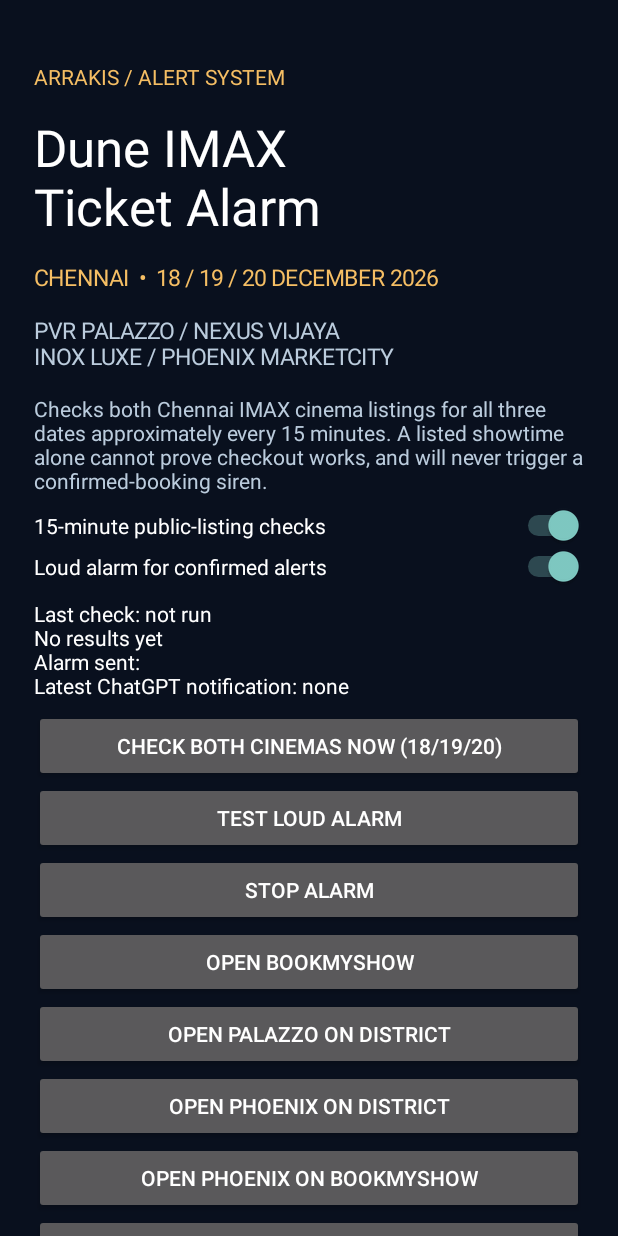
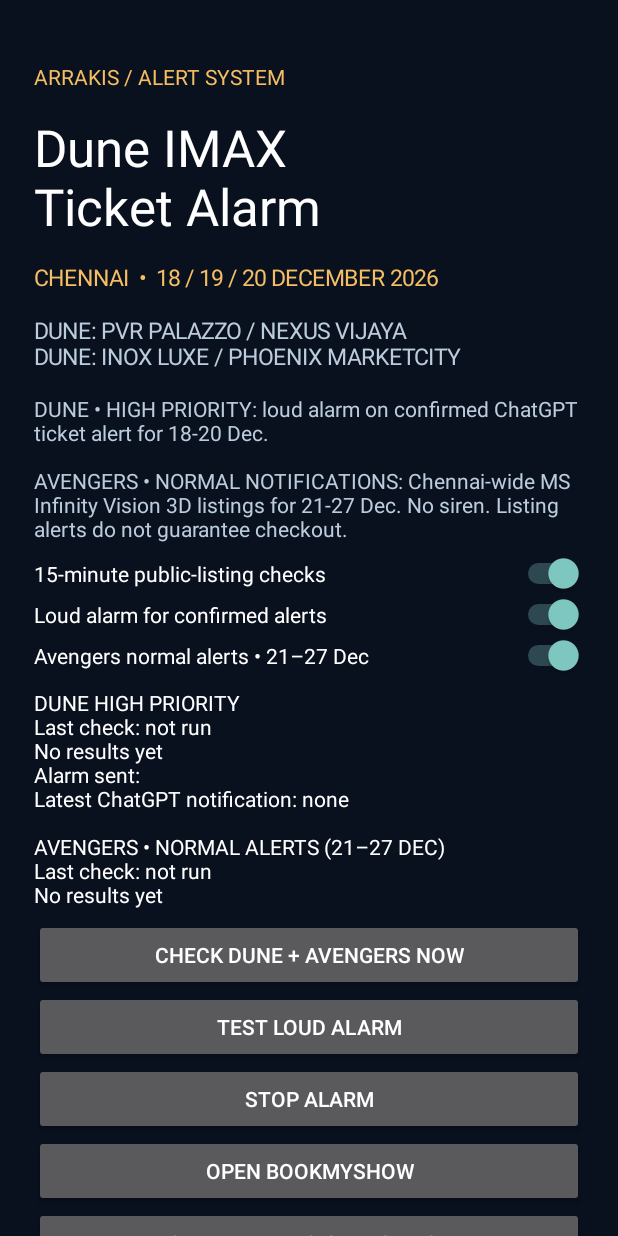
Before and after one commit to monisharvindr459-gif/ACM-Trailcam-2026AAPS0280H, an Android app: the screen it shows after launch (MainActivity), on a phone screen of 412 x 824 dp. Run offline under Robolectric (Android 15) with nearby library versions, the phone set to English and light mode, and no system bars.

Commit message:
Add lower-priority Avengers Infinity Vision 3D Chennai 21–27 alerts

```diff
--- a/app/build.gradle
+++ b/app/build.gradle
@@ -6,8 +6,8 @@ android {
   applicationId 'com.arrakis.ticketalarm'
   minSdk 26
   targetSdk 35
-  versionCode 3
-  versionName '2.1'
+  versionCode 4
+  versionName '2.2'
  }
  compileOptions { sourceCompatibility JavaVersion.VERSION_17; targetCompatibility JavaVersion.VERSION_17 }
 }
--- a/app/src/main/java/com/arrakis/ticketalarm/MainActivity.java
+++ b/app/src/main/java/com/arrakis/ticketalarm/MainActivity.java
@@ -64,8 +64,8 @@ public class MainActivity extends Activity {
   root.addView(label("ARRAKIS / ALERT SYSTEM",14,0xfff5be64));
   root.addView(label("Dune IMAX\nTicket Alarm",34,Color.WHITE));
   root.addView(label("CHENNAI  •  18 / 19 / 20 DECEMBER 2026",15,0xfff5be64));
-  root.addView(label("PVR PALAZZO / NEXUS VIJAYA\nINOX LUXE / PHOENIX MARKETCITY",15,0xffbbccdd));
-  root.addView(label("Checks both Chennai IMAX cinema listings for all three dates approximately every 15 minutes. A listed showtime alone cannot prove checkout works, and will never trigger a confirmed-booking siren.",14,0xffbbccdd));
+  root.addView(label("DUNE: PVR PALAZZO / NEXUS VIJAYA\nDUNE: INOX LUXE / PHOENIX MARKETCITY",15,0xffbbccdd));
+  root.addView(label("DUNE • HIGH PRIORITY: loud alarm on confirmed ChatGPT ticket alert for 18-20 Dec.\n\nAVENGERS • NORMAL NOTIFICATIONS: Chennai-wide MS Infinity Vision 3D listings for 21-27 Dec. No siren. Listing alerts do not guarantee checkout.",14,0xffbbccdd));
   Switch monitoring=new Switch(this);monitoring.setText("15-minute public-listing checks");monitoring.setTextColor(-1);
   monitoring.setChecked(prefs(this).getBoolean("polling",true));
   monitoring.setOnCheckedChangeListener((b,on)->{prefs(this).edit().putBoolean("polling",on).apply();TicketJob.schedule(this);});
@@ -74,8 +74,12 @@ public class MainActivity extends Activity {
   armed.setChecked(prefs(this).getBoolean("armed",true));
   armed.setOnCheckedChangeListener((b,on)->prefs(this).edit().putBoolean("armed",on).apply());
   root.addView(armed);
+  Switch avengersWatch=new Switch(this);avengersWatch.setText("Avengers normal alerts • 21–27 Dec");avengersWatch.setTextColor(-1);
+  avengersWatch.setChecked(prefs(this).getBoolean("avengers_enabled",true));
+  avengersWatch.setOnCheckedChangeListener((b,on)->prefs(this).edit().putBoolean("avengers_enabled",on).apply());
+  root.addView(avengersWatch);
   results=label("",14,Color.WHITE);root.addView(results);
-  button("CHECK BOTH CINEMAS NOW (18/19/20)",root,()->{
+  button("CHECK DUNE + AVENGERS NOW",root,()->{
    results.setText("Checking cinema pages...");
    new Thread(()->{TicketJob.check(this);runOnUiThread(this::showResults);},"manual-check").start();
   });
@@ -88,6 +92,10 @@ public class MainActivity extends Activity {
    Uri.parse(TicketJob.PHOENIX+"18"))));
   button("OPEN PHOENIX ON BOOKMYSHOW",root,()->startActivity(new Intent(Intent.ACTION_VIEW,
    Uri.parse("https://in.bookmyshow.com/cinemas/chennai/inox-luxe-phoenix-market-city-velachery/buytickets/INPR/20261218"))));
+  button("OPEN AVENGERS • INFINITY VISION 3D",root,()->startActivity(new Intent(Intent.ACTION_VIEW,
+   Uri.parse(AvengersWatch.bookingUrl(21)))));
+  button("OPEN AVENGERS ON DISTRICT",root,()->startActivity(new Intent(Intent.ACTION_VIEW,
+   Uri.parse(AvengersWatch.districtUrl(21)))));
   button("ALLOW CHATGPT NOTIFICATION ACCESS",root,()->startActivity(new Intent(Settings.ACTION_NOTIFICATION_LISTENER_SETTINGS)));
   button("ALLOW FULL-SCREEN ALERTS",root,()->{
    if(Build.VERSION.SDK_INT>=34)startActivity(new Intent(Settings.ACTION_MANAGE_APP_USE_FULL_SCREEN_INTENT,
@@ -100,12 +108,15 @@ public class MainActivity extends Activity {
  }
  private void showResults(){
   SharedPreferences p=prefs(this);
-  results.setText("Last check: "+p.getString("last_check","not run")+"\n"+
+  results.setText("DUNE HIGH PRIORITY\nLast check: "+p.getString("last_check","not run")+"\n"+
    p.getString("check_result","No results yet")+
    "\nAlarm sent: "+(p.getBoolean("fired_18",false)?"18 ":"")+
    (p.getBoolean("fired_19",false)?"19 ":"")+
    (p.getBoolean("fired_20",false)?"20":"")+
-   "\nLatest ChatGPT notification: "+p.getString("last_chatgpt","none"));
+   "\nLatest ChatGPT notification: "+p.getString("last_chatgpt","none")+
+   "\n\nAVENGERS • NORMAL ALERTS (21–27 DEC)\nLast check: "+
+   p.getString("avengers_last_check","not run")+"\n"+
+   p.getString("avengers_result","No results yet"));
  }
  public static synchronized void ring(Context c,String details,int day){
   SharedPreferences p=prefs(c);
--- a/app/src/main/java/com/arrakis/ticketalarm/TicketJob.java
+++ b/app/src/main/java/com/arrakis/ticketalarm/TicketJob.java
@@ -69,8 +69,12 @@ public class TicketJob extends JobService {
   fmt.setTimeZone(TimeZone.getTimeZone("Asia/Kolkata"));
   p.edit().putString("last_check",fmt.format(new Date())+" IST")
    .putString("check_result",result.toString()).apply();
+  // Keep Dune (high priority) completely separate from Avengers (normal notification).
+  try { AvengersWatch.check(context); } catch(Exception ignored) {
+   p.edit().putString("avengers_result","Avengers check unavailable").apply();
+  }
  }
- private static String fetch(String target)throws Exception{
+ static String fetch(String target)throws Exception{
   HttpURLConnection conn=(HttpURLConnection)new URL(target).openConnection();
   conn.setConnectTimeout(12000);conn.setReadTimeout(12000);
   conn.setRequestProperty("Accept","text/html,application/xhtml+xml");
```
Also changed, not shown: app/src/main/java/com/arrakis/ticketalarm/AvengersWatch.java (added, +125 -0 lines), 1 other file.
